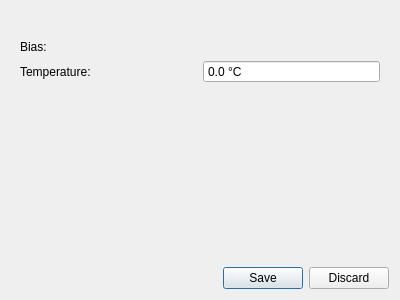
The window that silkopter/gs/src/calibration/Angular_Velocity_Calibration_Wizard_Done.ui (jeanlemotan/silkopter) describes before a commit, drawn with Qt 5.
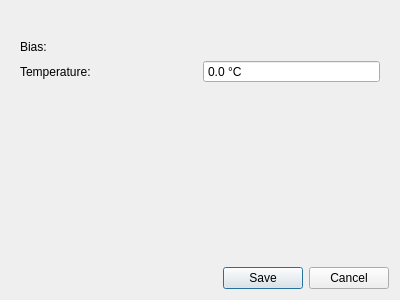
The same window after the commit.

Patch:
```diff
--- a/silkopter/gs/src/calibration/Angular_Velocity_Calibration_Wizard_Done.ui
+++ b/silkopter/gs/src/calibration/Angular_Velocity_Calibration_Wizard_Done.ui
@@ -83,7 +83,7 @@
    <item>
     <widget class="QDialogButtonBox" name="buttonBox">
      <property name="standardButtons">
-      <set>QDialogButtonBox::Discard|QDialogButtonBox::Save</set>
+      <set>QDialogButtonBox::Cancel|QDialogButtonBox::Save</set>
      </property>
     </widget>
    </item>
```
